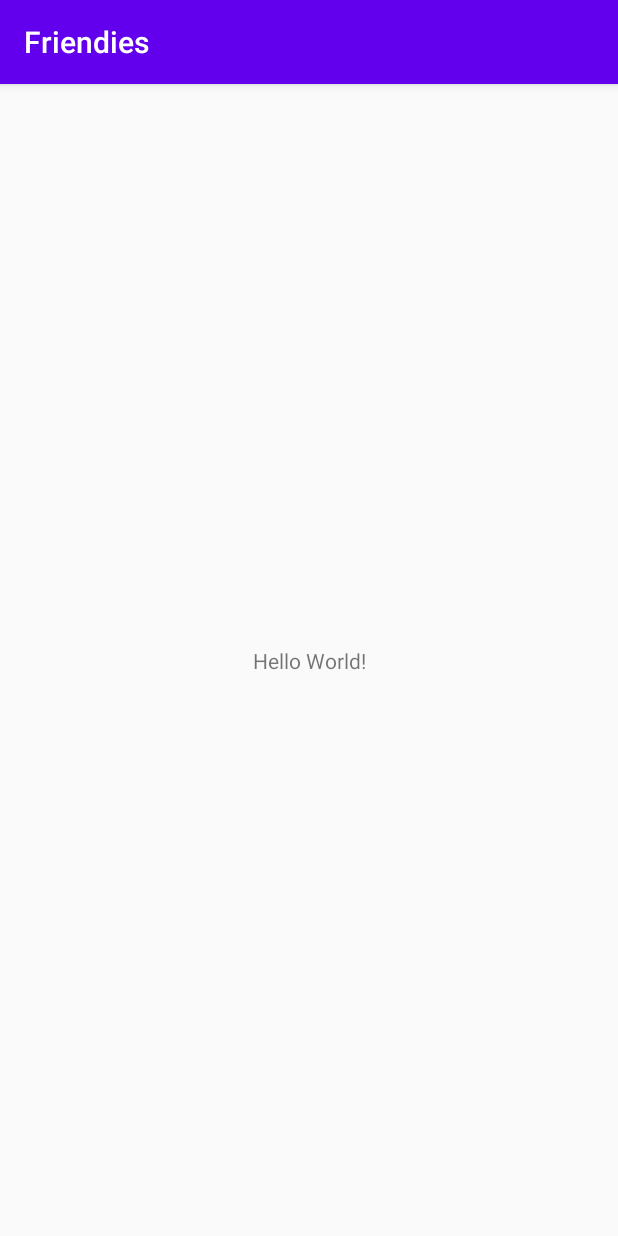
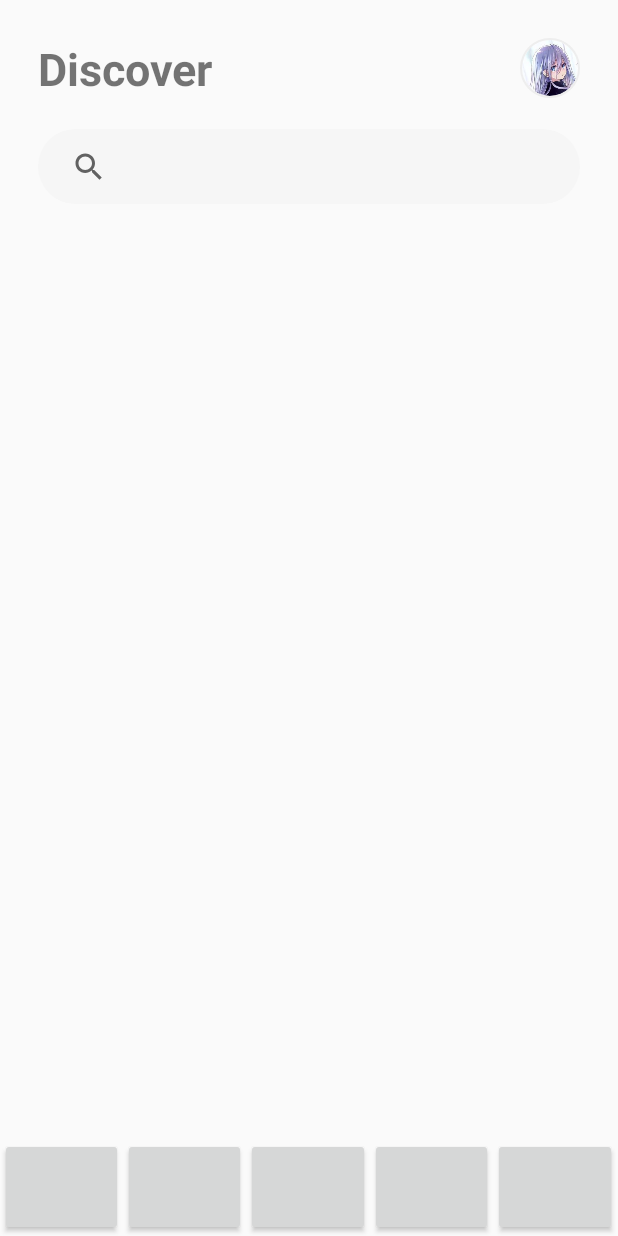
Before and after one commit to veasnawt/friendies, an Android app: the screen it shows after launch (MainActivity), on a phone screen of 412 x 824 dp. Run offline under Robolectric (Android 15) with nearby library versions, the light colour scheme and no system bars; our stand-ins replace CircleImageView.

Commit message:
main view

```diff
--- a/app/build.gradle
+++ b/app/build.gradle
@@ -31,4 +31,5 @@ dependencies {
     testImplementation 'junit:junit:4.12'
     androidTestImplementation 'androidx.test.ext:junit:1.1.1'
     androidTestImplementation 'androidx.test.espresso:espresso-core:3.2.0'
+    implementation 'de.hdodenhof:circleimageview:3.1.0'
 }
--- /dev/null
+++ b/app/src/main/res/drawable/rounded_searchbar.xml
@@ -0,0 +1,9 @@
+<?xml version="1.0" encoding="utf-8"?>
+<shape
+    xmlns:android="http://schemas.android.com/apk/res/android"
+    android:shape="rectangle">
+    <corners
+        android:radius="30dp"/>
+    <solid
+        android:color="#f6f6f6" />
+</shape>
--- a/app/src/main/res/layout/activity_main.xml
+++ b/app/src/main/res/layout/activity_main.xml
@@ -1,18 +1,91 @@
 <?xml version="1.0" encoding="utf-8"?>
-<androidx.constraintlayout.widget.ConstraintLayout xmlns:android="http://schemas.android.com/apk/res/android"
-    xmlns:app="http://schemas.android.com/apk/res-auto"
+<RelativeLayout xmlns:app="http://schemas.android.com/apk/res-auto"
     xmlns:tools="http://schemas.android.com/tools"
+    xmlns:android="http://schemas.android.com/apk/res/android"
     android:layout_width="match_parent"
     android:layout_height="match_parent"
     tools:context=".MainActivity">
 
-    <TextView
-        android:layout_width="wrap_content"
-        android:layout_height="wrap_content"
-        android:text="Hello World!"
-        app:layout_constraintBottom_toBottomOf="parent"
-        app:layout_constraintLeft_toLeftOf="parent"
-        app:layout_constraintRight_toRightOf="parent"
-        app:layout_constraintTop_toTopOf="parent" />
+    <RelativeLayout
+        android:layout_width="match_parent"
+        android:layout_height="wrap_content">
 
-</androidx.constraintlayout.widget.ConstraintLayout>
+        <RelativeLayout
+            android:layout_width="match_parent"
+            android:layout_height="wrap_content"
+            android:padding="25dp">
+
+            <TextView
+                android:id="@+id/txtDiscover"
+                android:layout_width="wrap_content"
+                android:layout_height="wrap_content"
+                android:text="Discover"
+                android:textSize="30sp"
+                android:textStyle="bold"/>
+
+            <de.hdodenhof.circleimageview.CircleImageView
+                xmlns:app="http://schemas.android.com/apk/res-auto"
+                android:id="@+id/profile_image"
+                android:layout_width="40dp"
+                android:layout_height="40dp"
+                android:src="@drawable/userpic"
+                app:civ_border_width="1dp"
+                app:civ_border_color="#eee"
+                android:layout_alignParentRight="true"/>
+
+            <SearchView
+                android:id="@+id/searchbar"
+                android:layout_width="match_parent"
+                android:layout_height="50dp"
+                android:clickable="true"
+                android:layout_marginTop="20dp"
+                android:padding="10dp"
+                android:queryHint="@string/search"
+                android:layout_below="@+id/txtDiscover"
+                android:background="@drawable/rounded_searchbar"/>
+
+        </RelativeLayout>
+
+        <RelativeLayout
+            android:layout_width="match_parent"
+            android:layout_height="65dp"
+            android:layout_alignParentBottom="true">
+
+            <LinearLayout
+                android:layout_width="match_parent"
+                android:layout_height="match_parent"
+                android:orientation="horizontal"
+                android:weightSum="1">
+
+                <Button
+                    android:layout_width="0dp"
+                    android:layout_height="match_parent"
+                    android:layout_weight=".20"/>
+
+                <Button
+                    android:layout_width="0dp"
+                    android:layout_height="match_parent"
+                    android:layout_weight=".20"/>
+
+                <Button
+                    android:layout_width="0dp"
+                    android:layout_height="match_parent"
+                    android:layout_weight=".20"/>
+
+                <Button
+                    android:layout_width="0dp"
+                    android:layout_height="match_parent"
+                    android:layout_weight=".20"/>
+
+                <Button
+                    android:layout_width="0dp"
+                    android:layout_height="match_parent"
+                    android:layout_weight=".20"/>
+
+            </LinearLayout>
+
+        </RelativeLayout>
+
+    </RelativeLayout>
+
+</RelativeLayout>
--- a/app/src/main/res/values/strings.xml
+++ b/app/src/main/res/values/strings.xml
@@ -1,3 +1,4 @@
 <resources>
     <string name="app_name">Friendies</string>
+    <string name="search">Search</string>
 </resources>
--- a/app/src/main/res/values/styles.xml
+++ b/app/src/main/res/values/styles.xml
@@ -1,7 +1,7 @@
 <resources>
 
     <!-- Base application theme. -->
-    <style name="AppTheme" parent="Theme.AppCompat.Light.DarkActionBar">
+    <style name="AppTheme" parent="Theme.AppCompat.Light.NoActionBar">
         <!-- Customize your theme here. -->
         <item name="colorPrimary">@color/colorPrimary</item>
         <item name="colorPrimaryDark">@color/colorPrimaryDark</item>
```
Also changed, not shown: app/src/main/res/drawable/userpic.jpeg (added).
